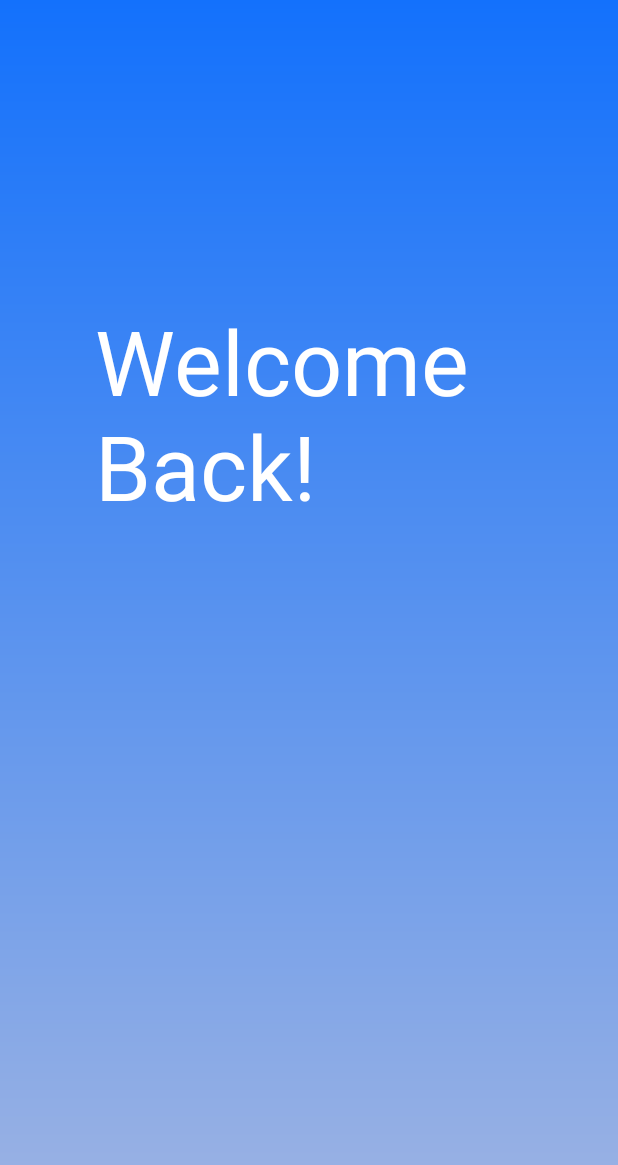
After one commit to liaoxsong/PruLogin, an Android app: the layout activity_home.xml on its own in the app's theme, with its tools: preview values and no code run, on a phone screen of 412 x 824 dp. The commit adds this screen. Shown: the top 1165 px of the screen. Run offline under Robolectric (Android 15) with nearby library versions, the phone set to English and light mode, and no system bars.

Commit message:
add MVP for login

```diff
--- a/app/build.gradle
+++ b/app/build.gradle
@@ -17,6 +17,10 @@ android {
             proguardFiles getDefaultProguardFile('proguard-android-optimize.txt'), 'proguard-rules.pro'
         }
     }
+    compileOptions {
+        sourceCompatibility = 1.8
+        targetCompatibility = 1.8
+    }
 }
 
 dependencies {
--- /dev/null
+++ b/app/src/main/java/com/example/prudentiallogindemo/HomeActivity.java
@@ -0,0 +1,4 @@
+package com.example.prudentiallogindemo;
+
+public class HomeActivity {
+}
--- a/app/src/main/res/drawable/rounded_button.xml
+++ b/app/src/main/res/drawable/rounded_button.xml
@@ -1,6 +1,7 @@
+
 <shape xmlns:android="http://schemas.android.com/apk/res/android"
     android:shape="rectangle">
-    <solid android:color="@color/colorPrimary" />
+    <solid android:color="@color/colorBtnEnabled" />
     <corners android:bottomRightRadius="20dp"
         android:bottomLeftRadius="20dp"
         android:topRightRadius="20dp"
--- /dev/null
+++ b/app/src/main/res/drawable/welcome_bg.xml
@@ -0,0 +1,8 @@
+<?xml version="1.0" encoding="utf-8"?>
+<shape xmlns:android="http://schemas.android.com/apk/res/android"
+    android:shape="rectangle">
+    <gradient
+        android:startColor="#1371fc"
+        android:endColor="#9fb4e2"
+        android:angle="-270" />
+</shape>
--- /dev/null
+++ b/app/src/main/res/layout/activity_home.xml
@@ -0,0 +1,18 @@
+<?xml version="1.0" encoding="utf-8"?>
+<androidx.constraintlayout.widget.ConstraintLayout xmlns:android="http://schemas.android.com/apk/res/android"
+    android:layout_width="match_parent"
+    android:layout_height="match_parent"
+    android:background="@drawable/welcome_bg"
+    xmlns:app="http://schemas.android.com/apk/res-auto">
+
+    <TextView
+        app:layout_constraintTop_toTopOf="parent"
+        app:layout_constraintBottom_toBottomOf="parent"
+        app:layout_constraintVertical_bias="0.25"
+        android:text="Welcome Back!"
+        android:textColor="@android:color/white"
+        android:textSize="60sp"
+        android:layout_margin="63dp"
+        android:layout_width="match_parent"
+        android:layout_height="wrap_content"/>
+</androidx.constraintlayout.widget.ConstraintLayout>
--- a/app/src/main/res/layout/activity_login.xml
+++ b/app/src/main/res/layout/activity_login.xml
@@ -17,6 +17,7 @@
         <com.google.android.material.textfield.TextInputEditText
             android:id="@+id/edit_username"
             style="@style/LoginEditText"
+            android:textColorHint="@color/colorTextHint"
             android:layout_width="match_parent"
             android:layout_height="wrap_content"
             android:hint="@string/edit_username" />
@@ -34,6 +35,7 @@
             android:id="@+id/edit_password"
             style="@style/LoginEditText"
             android:inputType="textPassword"
+            android:textColorHint="@color/colorTextHint"
             android:layout_width="match_parent"
             android:layout_height="wrap_content"
             android:hint="@string/edit_password" />
--- a/app/src/main/res/values/colors.xml
+++ b/app/src/main/res/values/colors.xml
@@ -3,7 +3,7 @@
     <color name="colorPrimary">#5d9dff</color>
     <color name="colorPrimaryDark">#00574B</color>
     <color name="colorAccent">#e5e5e5</color>
-    <color name="colorDisabled">#7b7b7b</color>
+    <color name="colorTextHint">#7b7b7b</color>
     <color name="colorBtnDisabled">#9ebeca</color>
     <color name="colorBtnEnabled">#5d9dff</color>
 
--- a/app/src/main/res/values/styles.xml
+++ b/app/src/main/res/values/styles.xml
@@ -1,11 +1,13 @@
 <resources>
 
     <!-- Base application theme. -->
-    <style name="AppTheme" parent="Theme.AppCompat.Light.NoActionBar">
+    <style name="AppTheme" parent="Theme.AppCompat.Light">
         <!-- Customize your theme here. -->
         <item name="colorPrimary">@color/colorPrimary</item>
         <item name="colorPrimaryDark">@color/colorPrimaryDark</item>
         <item name="colorAccent">@color/colorAccent</item>
+<!--        <item name="colorControlNormal">#2196F3</item>-->
+<!--        <item name="colorControlActivated">@color/colorPrimary</item>-->
     </style>
 
 
```
Also changed, not shown: app/src/main/java/com/example/prudentiallogindemo/LoginActivity.java (+80 -8 lines), app/src/main/java/com/example/prudentiallogindemo/LoginInteractor.java (added, +25 -0 lines), app/src/main/java/com/example/prudentiallogindemo/LoginPresenter.java (added, +43 -0 lines), app/src/main/java/com/example/prudentiallogindemo/LoginView.java (added, +9 -0 lines).
